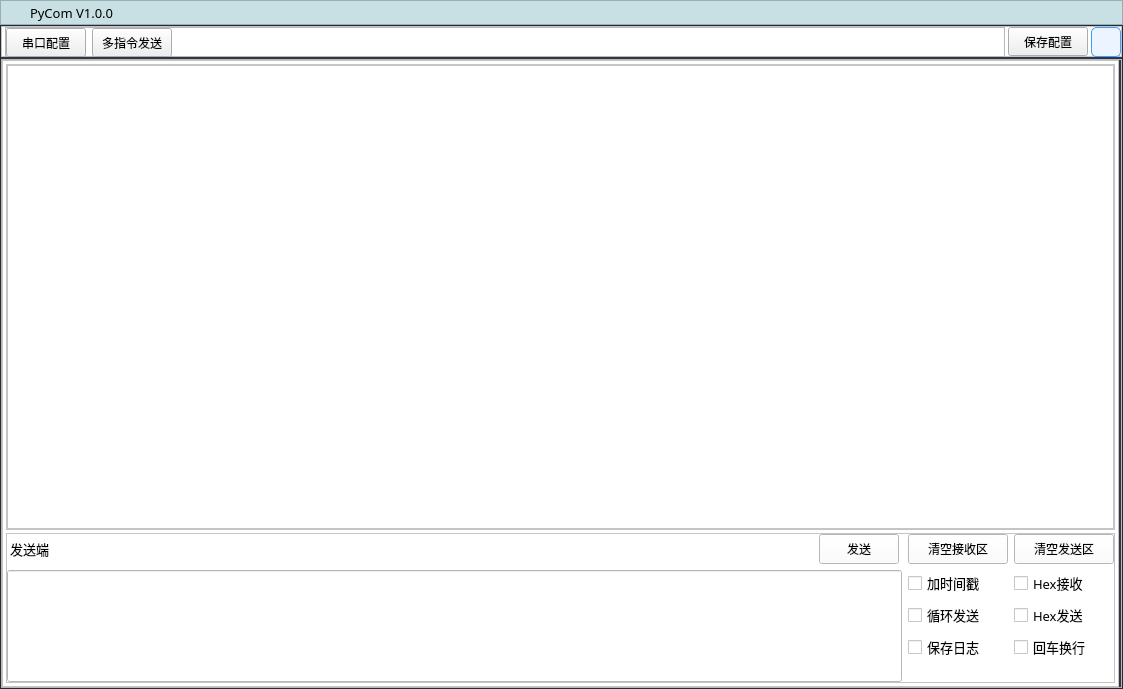
Qt form ui/index.ui (jiang-xin9/PyCom) before a commit.
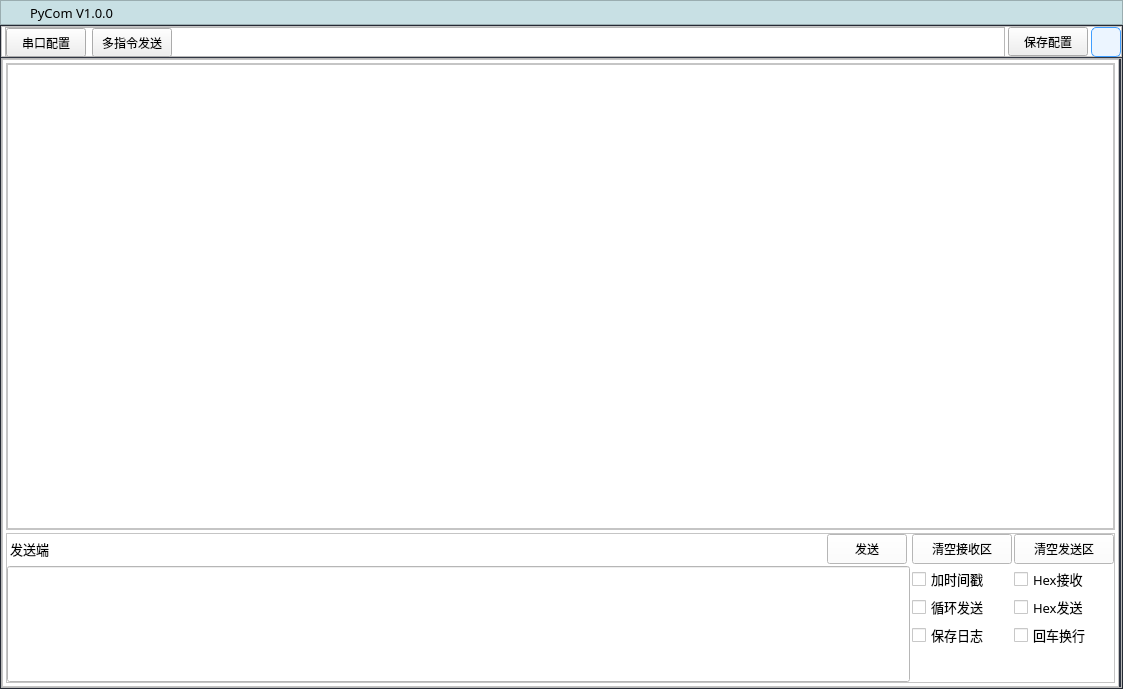
The same form after that commit. Icons and pictures are not drawn. Custom widgets are drawn as their Qt base class.

```diff
--- a/ui/index.ui
+++ b/ui/index.ui
@@ -6,7 +6,7 @@
    <rect>
     <x>0</x>
     <y>0</y>
-    <width>1040</width>
+    <width>1118</width>
     <height>689</height>
    </rect>
   </property>
@@ -233,7 +233,7 @@
      </property>
      <layout class="QVBoxLayout" name="verticalLayout_2">
       <property name="spacing">
-       <number>2</number>
+       <number>1</number>
       </property>
       <property name="leftMargin">
        <number>0</number>
@@ -505,6 +505,9 @@
                  <enum>QFrame::Raised</enum>
                 </property>
                 <layout class="QVBoxLayout" name="verticalLayout_4">
+                 <property name="spacing">
+                  <number>2</number>
+                 </property>
                  <property name="leftMargin">
                   <number>0</number>
                  </property>
@@ -541,6 +544,9 @@
                  <enum>QFrame::Raised</enum>
                 </property>
                 <layout class="QHBoxLayout" name="horizontalLayout_6">
+                 <property name="spacing">
+                  <number>2</number>
+                 </property>
                  <property name="leftMargin">
                   <number>0</number>
                  </property>
```
